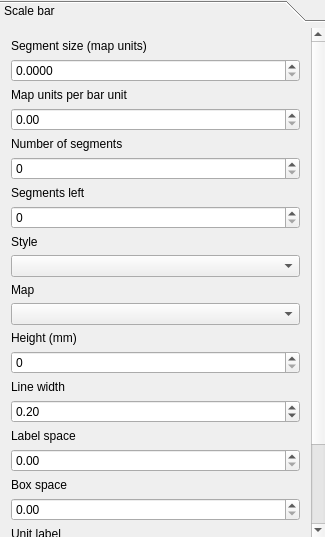
Qt form qgis/src/ui/qgscomposerscalebarwidgetbase.ui (sourcepole/qgis) before a commit.
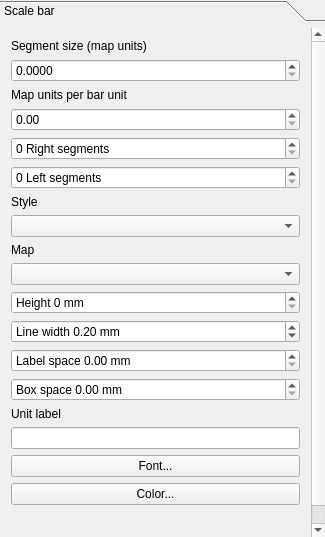
The same form after that commit.

```diff
--- a/qgis/src/ui/qgscomposerscalebarwidgetbase.ui
+++ b/qgis/src/ui/qgscomposerscalebarwidgetbase.ui
@@ -34,7 +34,7 @@
         <x>0</x>
         <y>0</y>
         <width>307</width>
-        <height>714</height>
+        <height>616</height>
        </rect>
       </property>
       <attribute name="label">
@@ -85,35 +85,20 @@
         </widget>
        </item>
        <item row="4" column="0">
-        <widget class="QLabel" name="mNumbereOfSegmentsLabel">
-         <property name="text">
-          <string>Number of segments</string>
-         </property>
-         <property name="wordWrap">
-          <bool>true</bool>
-         </property>
-         <property name="buddy">
-          <cstring>mNumberOfSegmentsSpinBox</cstring>
+        <widget class="QSpinBox" name="mNumberOfSegmentsSpinBox">
+         <property name="suffix">
+          <string> Right segments</string>
          </property>
         </widget>
        </item>
        <item row="5" column="0">
-        <widget class="QSpinBox" name="mNumberOfSegmentsSpinBox"/>
+        <widget class="QSpinBox" name="mSegmentsLeftSpinBox">
+         <property name="suffix">
+          <string> Left segments</string>
+         </property>
+        </widget>
        </item>
        <item row="6" column="0">
-        <widget class="QLabel" name="mSegmentsLeftLabel">
-         <property name="text">
-          <string>Segments left</string>
-         </property>
-         <property name="buddy">
-          <cstring>mSegmentsLeftSpinBox</cstring>
-         </property>
-        </widget>
-       </item>
-       <item row="7" column="0">
-        <widget class="QSpinBox" name="mSegmentsLeftSpinBox"/>
-       </item>
-       <item row="8" column="0">
         <widget class="QLabel" name="mStyleLabel">
          <property name="text">
           <string>Style</string>
@@ -123,10 +108,10 @@
          </property>
         </widget>
        </item>
-       <item row="9" column="0">
+       <item row="7" column="0">
         <widget class="QComboBox" name="mStyleComboBox"/>
        </item>
-       <item row="10" column="0">
+       <item row="8" column="0">
         <widget class="QLabel" name="mMapLabel">
          <property name="sizePolicy">
           <sizepolicy hsizetype="Expanding" vsizetype="Fixed">
@@ -145,7 +130,7 @@
          </property>
         </widget>
        </item>
-       <item row="11" column="0">
+       <item row="9" column="0">
         <widget class="QComboBox" name="mMapComboBox">
          <property name="enabled">
           <bool>true</bool>
@@ -158,33 +143,17 @@
          </property>
         </widget>
        </item>
-       <item row="12" column="0">
-        <widget class="QLabel" name="mHeightLabel">
-         <property name="text">
-          <string>Height (mm)</string>
+       <item row="10" column="0">
+        <widget class="QSpinBox" name="mHeightSpinBox">
+         <property name="suffix">
+          <string> mm</string>
          </property>
-         <property name="buddy">
-          <cstring>mHeightSpinBox</cstring>
+         <property name="prefix">
+          <string>Height </string>
          </property>
         </widget>
        </item>
-       <item row="13" column="0">
-        <widget class="QSpinBox" name="mHeightSpinBox"/>
-       </item>
-       <item row="14" column="0">
-        <widget class="QLabel" name="mLineWidthLabel">
-         <property name="text">
-          <string>Line width</string>
-         </property>
-         <property name="wordWrap">
-          <bool>true</bool>
-         </property>
-         <property name="buddy">
-          <cstring>mLineWidthSpinBox</cstring>
-         </property>
-        </widget>
-       </item>
-       <item row="15" column="0">
+       <item row="11" column="0">
         <widget class="QDoubleSpinBox" name="mLineWidthSpinBox">
          <property name="sizePolicy">
           <sizepolicy hsizetype="Expanding" vsizetype="Fixed">
@@ -192,6 +161,12 @@
            <verstretch>0</verstretch>
           </sizepolicy>
          </property>
+         <property name="prefix">
+          <string>Line width </string>
+         </property>
+         <property name="suffix">
+          <string> mm</string>
+         </property>
          <property name="minimum">
           <double>0.010000000000000</double>
          </property>
@@ -203,33 +178,27 @@
          </property>
         </widget>
        </item>
-       <item row="16" column="0">
-        <widget class="QLabel" name="mLabelBarSpaceLabel">
-         <property name="text">
-          <string>Label space</string>
+       <item row="12" column="0">
+        <widget class="QDoubleSpinBox" name="mLabelBarSpaceSpinBox">
+         <property name="prefix">
+          <string>Label space </string>
          </property>
-         <property name="buddy">
-          <cstring>mLabelBarSpaceSpinBox</cstring>
+         <property name="suffix">
+          <string> mm</string>
          </property>
         </widget>
        </item>
-       <item row="17" column="0">
-        <widget class="QDoubleSpinBox" name="mLabelBarSpaceSpinBox"/>
-       </item>
-       <item row="18" column="0">
-        <widget class="QLabel" name="mBoxSpaceLabel">
-         <property name="text">
-          <string>Box space</string>
+       <item row="13" column="0">
+        <widget class="QDoubleSpinBox" name="mBoxSizeSpinBox">
+         <property name="prefix">
+          <string>Box space </string>
          </property>
-         <property name="buddy">
-          <cstring>mBoxSizeSpinBox</cstring>
+         <property name="suffix">
+          <string> mm</string>
          </property>
         </widget>
        </item>
-       <item row="19" column="0">
-        <widget class="QDoubleSpinBox" name="mBoxSizeSpinBox"/>
-       </item>
-       <item row="20" column="0">
+       <item row="14" column="0">
         <widget class="QLabel" name="mUnitLabelLabel">
          <property name="text">
           <string>Unit label</string>
@@ -242,10 +211,10 @@
          </property>
         </widget>
        </item>
-       <item row="21" column="0">
+       <item row="15" column="0">
         <widget class="QLineEdit" name="mUnitLabelLineEdit"/>
        </item>
-       <item row="22" column="0">
+       <item row="16" column="0">
         <widget class="QPushButton" name="mFontButton">
          <property name="sizePolicy">
           <sizepolicy hsizetype="Preferred" vsizetype="Fixed">
@@ -258,13 +227,26 @@
          </property>
         </widget>
        </item>
-       <item row="23" column="0">
+       <item row="17" column="0">
         <widget class="QPushButton" name="mColorPushButton">
          <property name="text">
           <string>Color...</string>
          </property>
         </widget>
        </item>
+       <item row="18" column="0">
+        <spacer name="verticalSpacer">
+         <property name="orientation">
+          <enum>Qt::Vertical</enum>
+         </property>
+         <property name="sizeHint" stdset="0">
+          <size>
+           <width>20</width>
+           <height>40</height>
+          </size>
+         </property>
+        </spacer>
+       </item>
       </layout>
      </widget>
     </widget>
```
